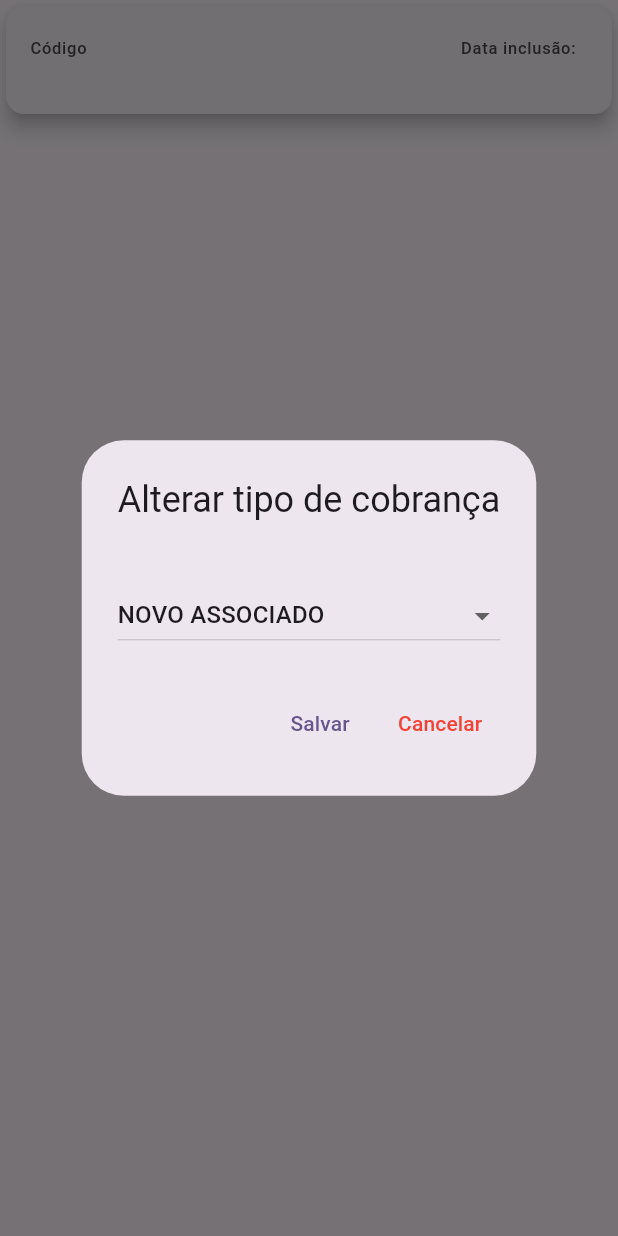
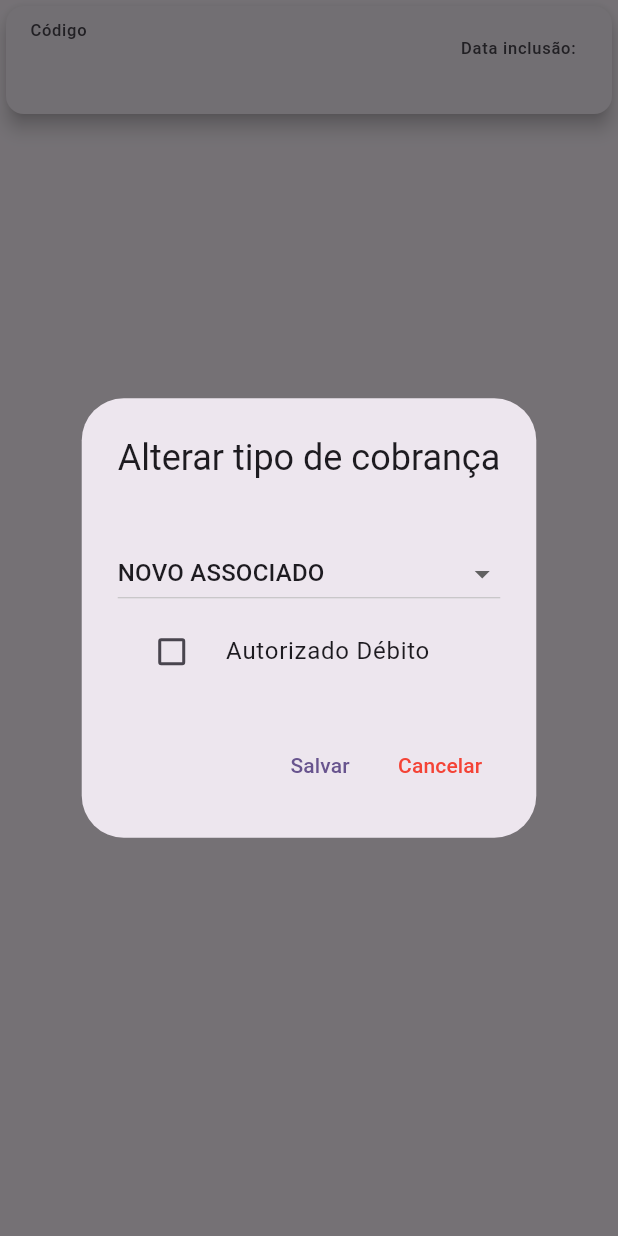
Before and after one commit to HebertCampos/remessas, a Flutter app: the CardListAssociadosComponent widget shown alone on an empty page, opened directly with empty values, after a tap on "Código", on a phone screen of 412 x 824 dp. Run offline on Flutter 3.47's test engine with Material 3 defaults, Android fonts, the phone set to English and light mode, and no system bars; our stand-ins replace file_picker, mask_text_input_formatter; missing offline and left inert: dart:html; network calls fail.

Commit message:
alterando a flag para debito em conta

```diff
--- a/lib/pages/components/card_home_component.dart
+++ b/lib/pages/components/card_home_component.dart
@@ -17,7 +17,15 @@ class CardListAssociadosComponent extends StatelessWidget {
     return Card(
       elevation: 5,
       child: ListTile(
-        leading: Text('Código\n${associado.codTitular}'),
+        leading: Column(
+          children: [
+            Text('Código\n${associado.codTitular}'),
+            Icon(
+              associado.autorizadoDebito == 'SIM' ? Icons.attach_money : null,
+              size: 12,
+            ),
+          ],
+        ),
         title: Text(associado.nome),
         subtitle: Text(associado.tipoCobranca),
         trailing: Text('Data inclusão:\n${associado.dataInclusao}'),
--- a/lib/pages/components/show_tipo_cobranca_home_component.dart
+++ b/lib/pages/components/show_tipo_cobranca_home_component.dart
@@ -4,17 +4,18 @@ import 'package:remessas/services/api_services.dart';
 
 Future<void> showEditTipoCobrancaDialog(
     BuildContext context, AssociadosModel associados) async {
-  // Lista de opções para o dropdown
   List<String> tiposCobranca = [
     'NOVO ASSOCIADO',
     'DESCONTO DEBITO EM CONTA',
     'DESCONTO EM FOLHA',
     'DESCONTO ASFAL-SAUDE'
   ];
-  // Defina o valor inicial ou deixe nulo se não estiver na lista
+
   String? selectedTipoCobranca = tiposCobranca.contains(associados.tipoCobranca)
       ? associados.tipoCobranca
-      : tiposCobranca[0]; // Define o primeiro valor como padrão
+      : tiposCobranca[0];
+
+  bool autorizadoDebito = associados.autorizadoDebito == 'SIM';
 
   return showDialog(
     context: context,
@@ -28,7 +29,7 @@ Future<void> showEditTipoCobrancaDialog(
               children: [
                 Text(associados.nome),
                 DropdownButton<String>(
-                  value: selectedTipoCobranca, // Valor atual selecionado
+                  value: selectedTipoCobranca,
                   isExpanded: true,
                   items: tiposCobranca.map((String tipo) {
                     return DropdownMenuItem<String>(
@@ -42,20 +43,36 @@ Future<void> showEditTipoCobrancaDialog(
                     });
                   },
                 ),
+                CheckboxListTile(
+                  title: const Text('Autorizado Débito'),
+                  value: autorizadoDebito,
+                  onChanged: (bool? newValue) {
+                    setState(() {
+                      autorizadoDebito = newValue ?? false;
+                    });
+                  },
+                  controlAffinity: ListTileControlAffinity.leading,
+                ),
               ],
             ),
             actions: [
               TextButton(
                 onPressed: () async {
+                  autorizadoDebito ? 'S' : 'N';
+                  // Verifica o tipo de cobrança e altera na API
                   if (selectedTipoCobranca == 'DESCONTO DEBITO EM CONTA') {
                     await ApiServices()
                         .alteraTipoCobranca(associados.codTitular, '2', 'S');
                   } else if (selectedTipoCobranca == 'DESCONTO EM FOLHA') {
-                    await ApiServices()
-                        .alteraTipoCobranca(associados.codTitular, '3', 'N');
+                    await ApiServices().alteraTipoCobranca(
+                        associados.codTitular,
+                        '3',
+                        autorizadoDebito ? 'S' : 'N');
                   } else if (selectedTipoCobranca == 'DESCONTO ASFAL-SAUDE') {
-                    await ApiServices()
-                        .alteraTipoCobranca(associados.codTitular, '4', 'N');
+                    await ApiServices().alteraTipoCobranca(
+                        associados.codTitular,
+                        '4',
+                        autorizadoDebito ? 'S' : 'N');
                   } else if (selectedTipoCobranca == 'NOVO ASSOCIADO') {
                     ScaffoldMessenger.of(context).showSnackBar(
                       SnackBar(
@@ -64,6 +81,7 @@ Future<void> showEditTipoCobrancaDialog(
                       ),
                     );
                   }
+                  // Notificação e fechamento do diálogo
                   // ignore: use_build_context_synchronously
                   ScaffoldMessenger.of(context).showSnackBar(
                     SnackBar(
@@ -77,11 +95,12 @@ Future<void> showEditTipoCobrancaDialog(
                 child: const Text('Salvar'),
               ),
               TextButton(
-                  onPressed: () => Navigator.of(context).pop(),
-                  child: const Text(
-                    "Cancelar",
-                    style: TextStyle(color: Colors.red),
-                  )),
+                onPressed: () => Navigator.of(context).pop(),
+                child: const Text(
+                  "Cancelar",
+                  style: TextStyle(color: Colors.red),
+                ),
+              ),
             ],
           );
         },
```
